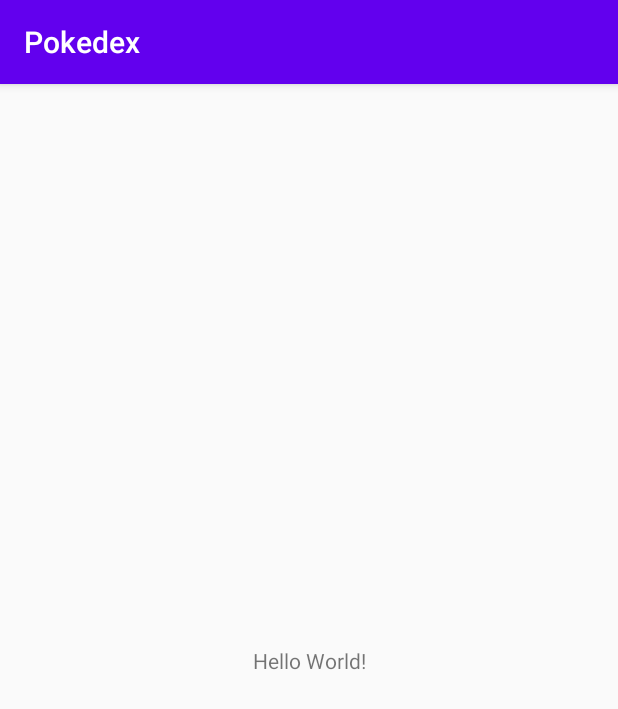
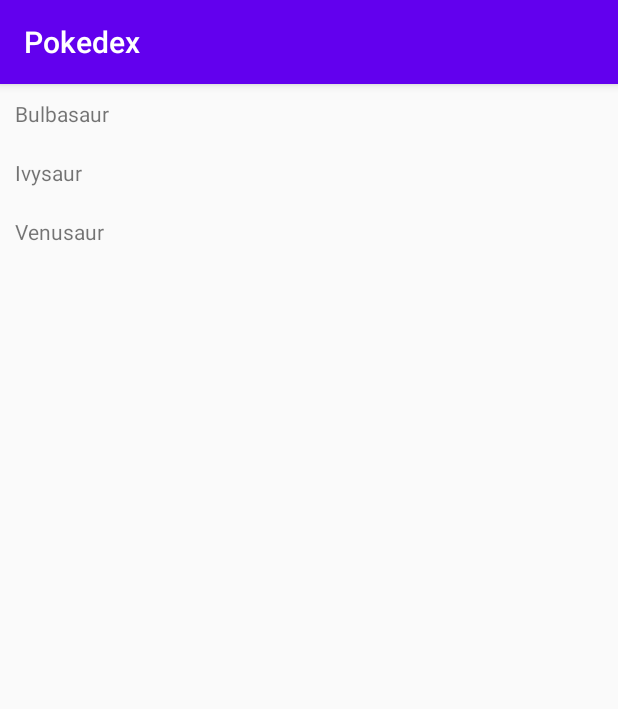
Before and after one commit to EIndriksons/CS50-2020, an Android app: the screen it shows after launch (MainActivity), on a phone screen of 412 x 824 dp. Shown: the top 709 px of the screen. Run offline under Robolectric (Android 15) with nearby library versions, the phone set to English and light mode, and no system bars.

Commit message:
Android - Pokedex 0 - app setup,classes,  layout, activities

```diff
--- a/android/pokedex/app/build.gradle
+++ b/android/pokedex/app/build.gradle
@@ -28,6 +28,7 @@
 
     implementation 'androidx.appcompat:appcompat:1.1.0'
     implementation 'androidx.constraintlayout:constraintlayout:1.1.3'
+    implementation 'androidx.recyclerview:recyclerview:1.1.0'
     testImplementation 'junit:junit:4.12'
     androidTestImplementation 'androidx.test.ext:junit:1.1.1'
     androidTestImplementation 'androidx.test.espresso:espresso-core:3.2.0'
--- a/android/pokedex/app/src/main/AndroidManifest.xml
+++ b/android/pokedex/app/src/main/AndroidManifest.xml
@@ -9,6 +9,7 @@
         android:roundIcon="@mipmap/ic_launcher_round"
         android:supportsRtl="true"
         android:theme="@style/AppTheme">
+        <activity android:name=".PokemonActivity"></activity>
         <activity android:name=".MainActivity">
             <intent-filter>
                 <action android:name="android.intent.action.MAIN" />
--- a/android/pokedex/app/src/main/java/edu/harvard/cs50/pokedex/MainActivity.java
+++ b/android/pokedex/app/src/main/java/edu/harvard/cs50/pokedex/MainActivity.java
@@ -1,13 +1,26 @@
 package edu.harvard.cs50.pokedex;
 
 import androidx.appcompat.app.AppCompatActivity;
+import androidx.recyclerview.widget.LinearLayoutManager;
+import androidx.recyclerview.widget.RecyclerView;
+
 import android.os.Bundle;
 
 public class MainActivity extends AppCompatActivity {
+    private RecyclerView recyclerView;
+    private RecyclerView.Adapter adapter;
+    private RecyclerView.LayoutManager layoutManager;
 
     @Override
     protected void onCreate(Bundle savedInstanceState) {
         super.onCreate(savedInstanceState);
         setContentView(R.layout.activity_main);
+
+        recyclerView = findViewById(R.id.recycler_view);
+        adapter = new PokedexAdaptor();
+        layoutManager = new LinearLayoutManager(this);
+
+        recyclerView.setAdapter(adapter);
+        recyclerView.setLayoutManager(layoutManager);
     }
 }
--- /dev/null
+++ b/android/pokedex/app/src/main/java/edu/harvard/cs50/pokedex/PokedexAdaptor.java
@@ -0,0 +1,67 @@
+package edu.harvard.cs50.pokedex;
+
+import android.content.Intent;
+import android.view.LayoutInflater;
+import android.view.View;
+import android.view.ViewGroup;
+import android.widget.LinearLayout;
+import android.widget.TextView;
+
+import androidx.annotation.NonNull;
+import androidx.recyclerview.widget.RecyclerView;
+
+import java.util.Arrays;
+import java.util.List;
+
+public class PokedexAdaptor extends RecyclerView.Adapter<PokedexAdaptor.PokedexViewHolder> {
+    public static class PokedexViewHolder extends RecyclerView.ViewHolder {
+
+        public LinearLayout containerView;
+        public TextView textView;
+
+        PokedexViewHolder(View view) {
+            super(view);
+            containerView = view.findViewById(R.id.pokedex_row);
+            textView = view.findViewById(R.id.pokedex_row_text_view);
+
+            containerView.setOnClickListener(new View.OnClickListener() {
+                @Override
+                public void onClick(View v) {
+                    Pokemon current = (Pokemon) containerView.getTag();
+                    Intent intent = new Intent(v.getContext(), PokemonActivity.class);
+                    intent.putExtra("name", current.getName());
+                    intent.putExtra("number", current.getNumber());
+
+                    v.getContext().startActivity(intent);
+                }
+            });
+        }
+    }
+
+    private List<Pokemon> pokemon = Arrays.asList(
+            new Pokemon("Bulbasaur", 1),
+            new Pokemon("Ivysaur", 2),
+            new Pokemon("Venusaur", 3)
+    );
+
+    @NonNull
+    @Override
+    public PokedexViewHolder onCreateViewHolder(@NonNull ViewGroup parent, int viewType) {
+        View view = LayoutInflater.from(parent.getContext())
+                .inflate(R.layout.pokedex_row, parent, false);
+
+        return new PokedexViewHolder(view);
+    }
+
+    @Override
+    public void onBindViewHolder(@NonNull PokedexViewHolder holder, int position) {
+        Pokemon current = pokemon.get(position);
+        holder.textView.setText(current.getName());
+        holder.containerView.setTag(current);
+    }
+
+    @Override
+    public int getItemCount() {
+        return pokemon.size();
+    }
+}
--- /dev/null
+++ b/android/pokedex/app/src/main/java/edu/harvard/cs50/pokedex/Pokemon.java
@@ -0,0 +1,19 @@
+package edu.harvard.cs50.pokedex;
+
+public class Pokemon {
+    private String name;
+    private int number;
+
+    Pokemon(String name, int number) {
+        this.name = name;
+        this.number = number;
+    }
+
+    public String getName() {
+        return name;
+    }
+
+    public int getNumber() {
+        return number;
+    }
+}
--- a/android/pokedex/app/src/main/res/layout/activity_main.xml
+++ b/android/pokedex/app/src/main/res/layout/activity_main.xml
@@ -6,13 +6,9 @@
     android:layout_height="match_parent"
     tools:context=".MainActivity">
 
-    <TextView
-        android:layout_width="wrap_content"
-        android:layout_height="wrap_content"
-        android:text="Hello World!"
-        app:layout_constraintBottom_toBottomOf="parent"
-        app:layout_constraintLeft_toLeftOf="parent"
-        app:layout_constraintRight_toRightOf="parent"
-        app:layout_constraintTop_toTopOf="parent" />
+    <androidx.recyclerview.widget.RecyclerView
+        android:layout_width="match_parent"
+        android:layout_height="match_parent"
+        android:id="@+id/recycler_view" />
 
 </androidx.constraintlayout.widget.ConstraintLayout>
--- /dev/null
+++ b/android/pokedex/app/src/main/res/layout/pokedex_row.xml
@@ -0,0 +1,15 @@
+<?xml version="1.0" encoding="utf-8"?>
+<LinearLayout xmlns:android="http://schemas.android.com/apk/res/android"
+    android:orientation="vertical"
+    android:layout_width="match_parent"
+    android:layout_height="wrap_content"
+    android:id="@+id/pokedex_row"
+    android:padding="10dp"
+    android:clickable="true"
+    android:focusable="true"
+    android:foreground="?android:attr/selectableItemBackground">
+    <TextView
+        android:layout_width="match_parent"
+        android:layout_height="match_parent"
+        android:id="@+id/pokedex_row_text_view" />
+</LinearLayout>
```
Also changed, not shown: android/pokedex/app/src/main/java/edu/harvard/cs50/pokedex/PokemonActivity.java (added, +26 -0 lines), android/pokedex/app/src/main/res/layout/activity_pokemon.xml (added, +23 -0 lines).
